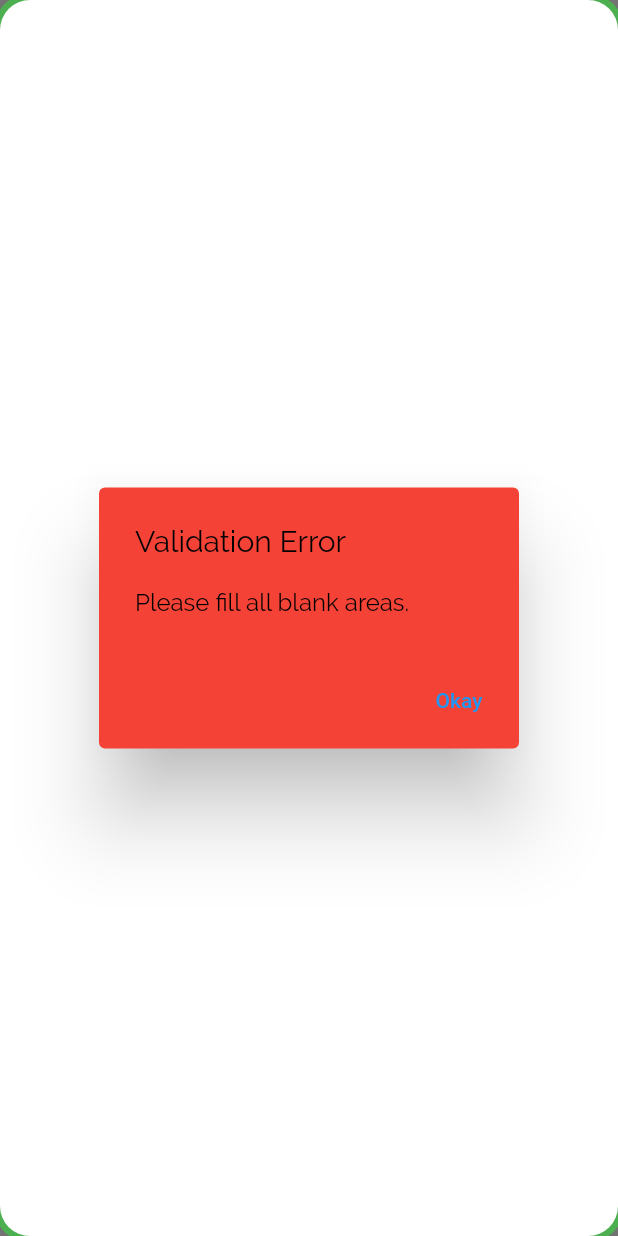
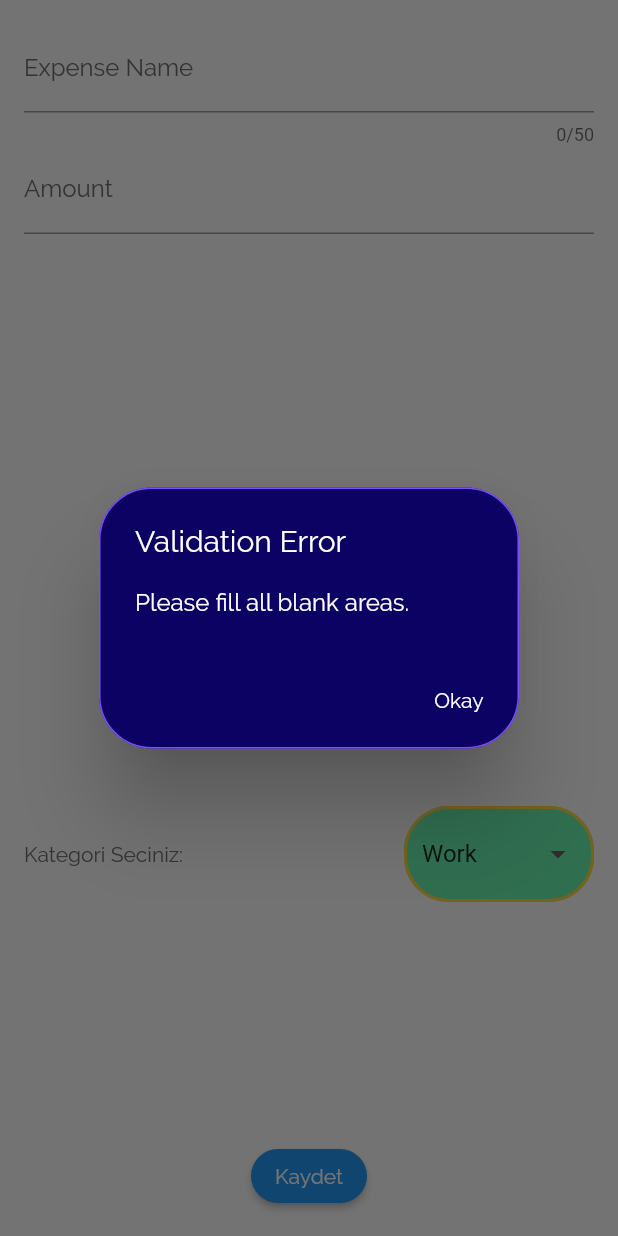
Before and after one commit to umutcanargun/ExpenseApp, a Flutter app: the NewExpense widget shown alone on an empty page, opened directly, after a tap on "Kaydet", on a phone screen of 412 x 824 dp. Run offline on Flutter 3.47's test engine with Material 2 defaults, Android fonts, the phone set to English and light mode, and no system bars.

Commit message:
Update add_new_expense.dart

```diff
--- a/flutter_application/lib/pages/widgets/add_new_expense.dart
+++ b/flutter_application/lib/pages/widgets/add_new_expense.dart
@@ -26,32 +26,36 @@ class _NewExpenseState extends State<NewExpense> {
       showDialog(
           context: context,
           builder: (ctx) {
-            return Container(
-              decoration: BoxDecoration(
-                borderRadius: BorderRadius.circular(20),
-                color: Colors.white,
-                boxShadow: [
-                  BoxShadow(color: Colors.green, spreadRadius: 3),
-                ],
+            return AlertDialog(
+              shape: RoundedRectangleBorder(
+                side: BorderSide(
+                  color: Colors.deepPurpleAccent, //<-- SEE HERE
                 ),
-              child: AlertDialog(
-                backgroundColor: Colors.red,
+                borderRadius: BorderRadius.circular(35.0),
+              ),
+              backgroundColor: Color.fromARGB(255, 12, 2, 100),
               title: const Text(
                 "Validation Error",
-                  style: TextStyle(color: Colors.black, fontFamily: 'Raleway'),
+                style: TextStyle(
+                    color: Color.fromARGB(255, 255, 255, 255),
+                    fontFamily: 'Raleway'),
               ),
               content: const Text(
                 "Please fill all blank areas.",
-                  style: TextStyle(color: Colors.black, fontFamily: 'Raleway'),
+                style: TextStyle(
+                    color: Color.fromARGB(255, 255, 255, 255),
+                    fontFamily: 'Raleway'),
               ),
               actions: [
                 TextButton(
                     onPressed: () {
                       Navigator.pop(ctx);
                     },
-                      child: const Text("Okay"))
+                    child: const Text("Okay",
+                        style: TextStyle(
+                            color: Color.fromARGB(255, 255, 255, 255),
+                            fontFamily: 'Raleway')))
               ],
-              ),
             );
           });
     } else {
```
Lines whose indentation alone changed are shown as unchanged.
